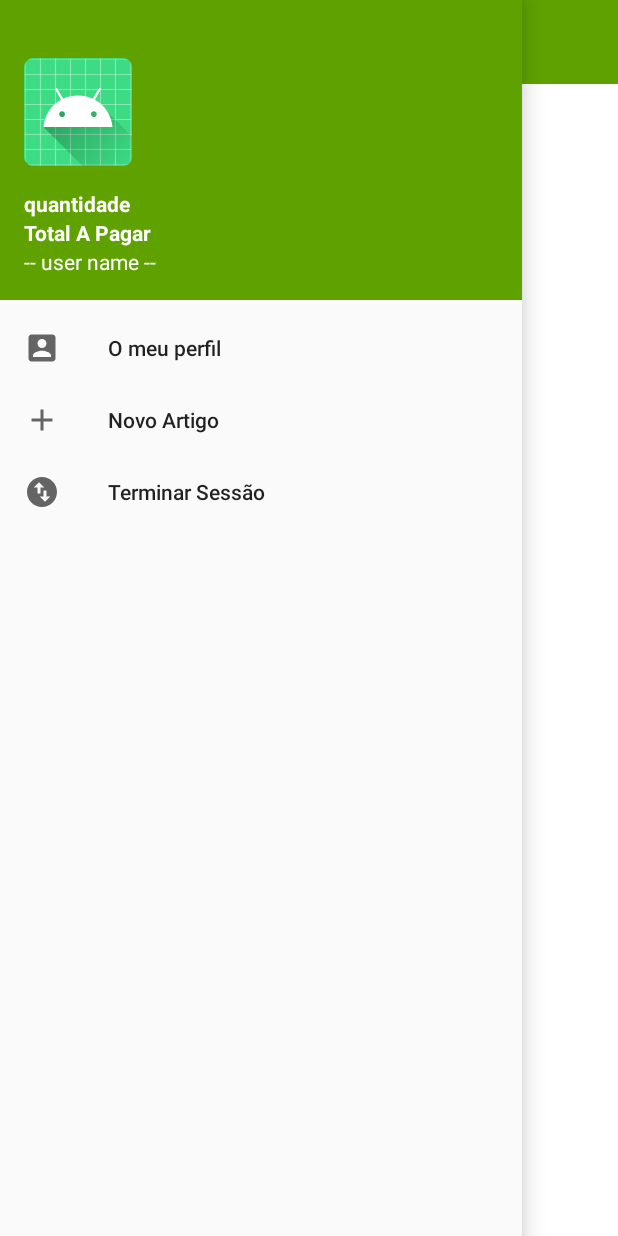
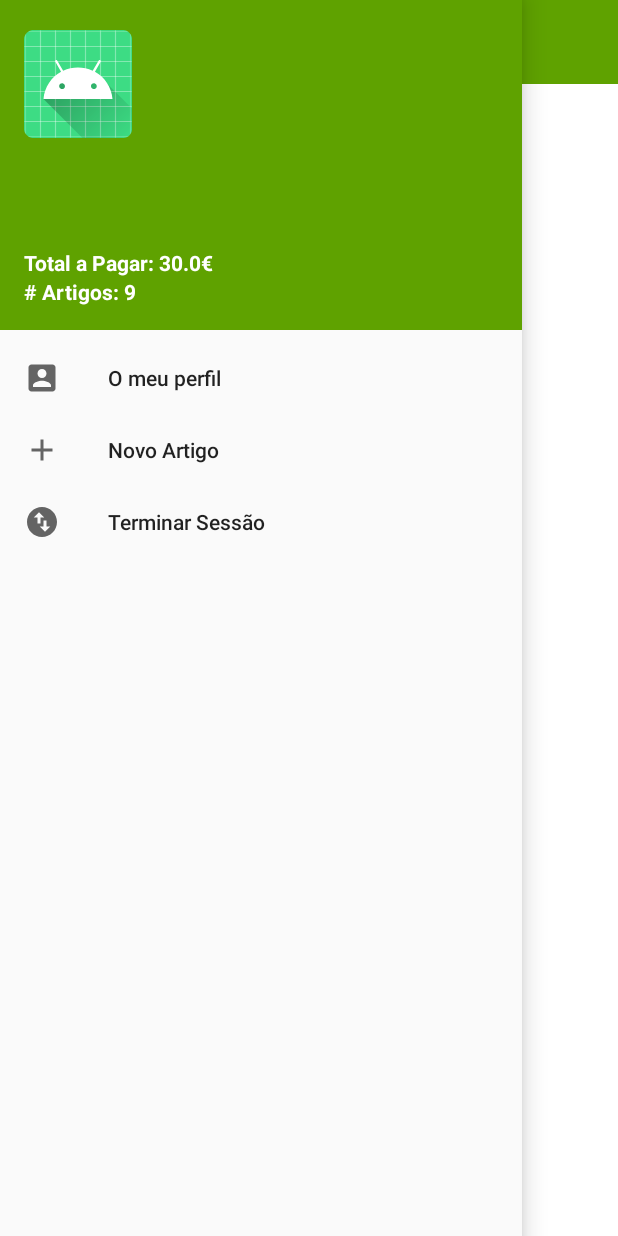
Before and after one commit to jvasconcelos1980/mini-projecto-compras, an Android app: the compras screen opened directly, with no data from a screen before it, with the side drawer open, on a phone screen of 412 x 824 dp. Run offline under Robolectric (Android 15) with nearby library versions, the phone set to English and light mode, and no system bars.

Commit message:
Métodos de users; Drawer menu atualiza corretamente valores; Drawer menu suporta nome e email do utilizador auth Autenticação com base no ciclo for e getters da class users

```diff
--- a/app/src/main/java/com/example/compras/compras.kt
+++ b/app/src/main/java/com/example/compras/compras.kt
@@ -13,6 +13,9 @@ import androidx.appcompat.app.AppCompatActivity
 import androidx.core.view.GravityCompat
 import com.google.android.material.navigation.NavigationView
 import kotlinx.android.synthetic.main.activity_compras.*
+import kotlinx.android.synthetic.main.activity_formulario_compras.view.*
+import kotlinx.android.synthetic.main.drawer_header.*
+import kotlinx.android.synthetic.main.drawer_header.view.*
 
 class compras () : AppCompatActivity(), NavigationView.OnNavigationItemSelectedListener {
 
@@ -24,7 +27,7 @@ class compras () : AppCompatActivity(), NavigationView.OnNavigationItemSelectedL
 
     // Calcular # produtos + preços totais
 
-    fun calcularTotal (): Double {
+    fun calcularTotal (): String {
         var totalaPagar : Double = 0.0
         var i : Int = 0
 
@@ -33,10 +36,14 @@ class compras () : AppCompatActivity(), NavigationView.OnNavigationItemSelectedL
             i += 1
         }
 
-        return totalaPagar
+        val valorString : String
+
+        valorString = "Total a Pagar: " + totalaPagar + "€"
+
+        return valorString
     }
 
-    fun calcularQuantidades () : Int {
+    fun calcularQuantidades () : String {
         var i : Int = 0
         var quantidade : Int = 0
 
@@ -45,7 +52,9 @@ class compras () : AppCompatActivity(), NavigationView.OnNavigationItemSelectedL
             i += 1
         }
 
-        return quantidade
+        val quantidadeString = "# Artigos: " + quantidade
+
+        return quantidadeString
     }
 
     // Adicionar um novo produto
@@ -86,6 +95,7 @@ class compras () : AppCompatActivity(), NavigationView.OnNavigationItemSelectedL
     @RequiresApi(Build.VERSION_CODES.O)
     override fun onCreate(savedInstanceState: Bundle?) {
 
+
         listaCompras.add(produto1)
         listaCompras.add(produto2)
         listaCompras.add(produto3)
@@ -94,6 +104,11 @@ class compras () : AppCompatActivity(), NavigationView.OnNavigationItemSelectedL
         setContentView(R.layout.activity_compras)
         setSupportActionBar(toolbar)
         setupDrawerMenu()
+        val user_nome = intent.getStringExtra("nome_utilizador")
+        val nome_user = intent.getStringExtra("utilizador")
+        user_nome.let { nav_drawer.getHeaderView(0).nome_utilizador.text = it }
+        nome_user.let { nav_drawer.getHeaderView(0).username.text = it }
+
         if (!screenRotated(savedInstanceState)) {
             NavigationManager.goToCalculatorFragment(supportFragmentManager)
         }
@@ -102,21 +117,10 @@ class compras () : AppCompatActivity(), NavigationView.OnNavigationItemSelectedL
         // CODIGO PARA CARREGAR LISTA
 
 
-
         // FIM DE CODIGO DE LISTA
 
-
-        val t = calcularTotal()
-        val q = calcularQuantidades()
-
-        Toast.makeText(this,"Totais Atualizados...", Toast.LENGTH_SHORT).show()
-        // Incluir IDs dos textos
-
-        // crashing - java.lang.IllegalStateException: quantidadeArtigos must not be null
-        // resolver mais tarde (info encontra-se no menu drawer
-
-        //valorTotalPagar.text = t.toString()
-        //quantidadeArtigos.text = "# Artigos: " + q.toString()
+        calcularQuantidades().let { nav_drawer.getHeaderView(0).quantidadeArtigos.text = it }
+        calcularTotal().let { nav_drawer.getHeaderView(0).valorTotalPagar.text = it }
 
     }
 
--- a/app/src/main/java/com/example/compras/comprasAdapter.kt
+++ b/app/src/main/java/com/example/compras/comprasAdapter.kt
@@ -36,7 +36,7 @@ class comprasAdapter (private val context: Context,
         val titleTextView = rowView.findViewById(R.id.lista_artigos) as TextView
         val subtitleTextView = rowView.findViewById(R.id.lista_artigos) as TextView
         val detailTextView = rowView.findViewById(R.id.lista_artigos) as TextView
-        //val thumbnailImageView = rowView.findViewById(R.id.lista_artigos) as ImageView
+        //val thumbnailImageView = rowView.findViewById(R.id.lista_artigos) as ImageView // fazer mais tarde
 
         val artigoLista = getItem(position) as lista_compras
         titleTextView.text = artigoLista.nomeProduto
--- a/app/src/main/res/layout/drawer_header.xml
+++ b/app/src/main/res/layout/drawer_header.xml
@@ -3,7 +3,7 @@
     xmlns:android="http://schemas.android.com/apk/res/android"
     xmlns:app="http://schemas.android.com/apk/res-auto"
     android:layout_width="match_parent"
-    android:layout_height="200dp"
+    android:layout_height="220dp"
     android:background="@color/colorPrimary"
     android:orientation="vertical"
     android:gravity="bottom"
@@ -16,27 +16,46 @@
         android:layout_marginBottom="15dp"
         app:srcCompat="@mipmap/ic_launcher"></ImageView>
 
+
+    <TextView
+        android:layout_width="wrap_content"
+        android:layout_height="wrap_content"
+        android:id="@+id/nome_utilizador"
+        android:textStyle="bold"
+        android:text="-- user auth --"
+        android:textColor="#FFFFFF">
+    </TextView>
+    <TextView
+        android:layout_width="wrap_content"
+        android:layout_height="wrap_content"
+        android:id="@+id/username"
+        android:textStyle="bold"
+        android:text="-- nome do user --"
+        android:textColor="#FFFFFF">
+    </TextView>
     <TextView
         android:layout_width="match_parent"
         android:layout_height="wrap_content"
-        android:text="quantidade"
+        android:textColor="#FFFFFF"
+        android:textStyle="bold">
+    </TextView>
+
+    <TextView
+        android:layout_width="match_parent"
+        android:layout_height="wrap_content"
+        android:text="-- total a pagar --"
+        android:id="@+id/valorTotalPagar"
+        android:textColor="#FFFFFF"
+        android:textStyle="bold">
+    </TextView>
+
+    <TextView
+        android:layout_width="match_parent"
+        android:layout_height="wrap_content"
+        android:text="-- quantidade -- "
         android:id="@+id/quantidadeArtigos"
         android:textColor="#FFFFFF"
         android:textStyle="bold">
     </TextView>
-    <TextView
-        android:layout_width="match_parent"
-        android:layout_height="wrap_content"
-        android:text="Total A Pagar"
-        android:id="@+id/valorTotalPagar"
-        android:textColor="#FFFFFF"
-        android:textStyle="bold">
-    </TextView>
-    <TextView
-        android:layout_width="wrap_content"
-        android:layout_height="wrap_content"
-        android:id="@+id/nome_utilizador"
-        android:text="-- user name --"
-        android:textColor="#FFFFFF">
-    </TextView>
+
 </LinearLayout>
```
Also changed, not shown: app/src/main/java/com/example/compras/MainActivity.kt (+24 -13 lines), app/src/main/java/com/example/compras/users.kt (+11 -1 lines).
